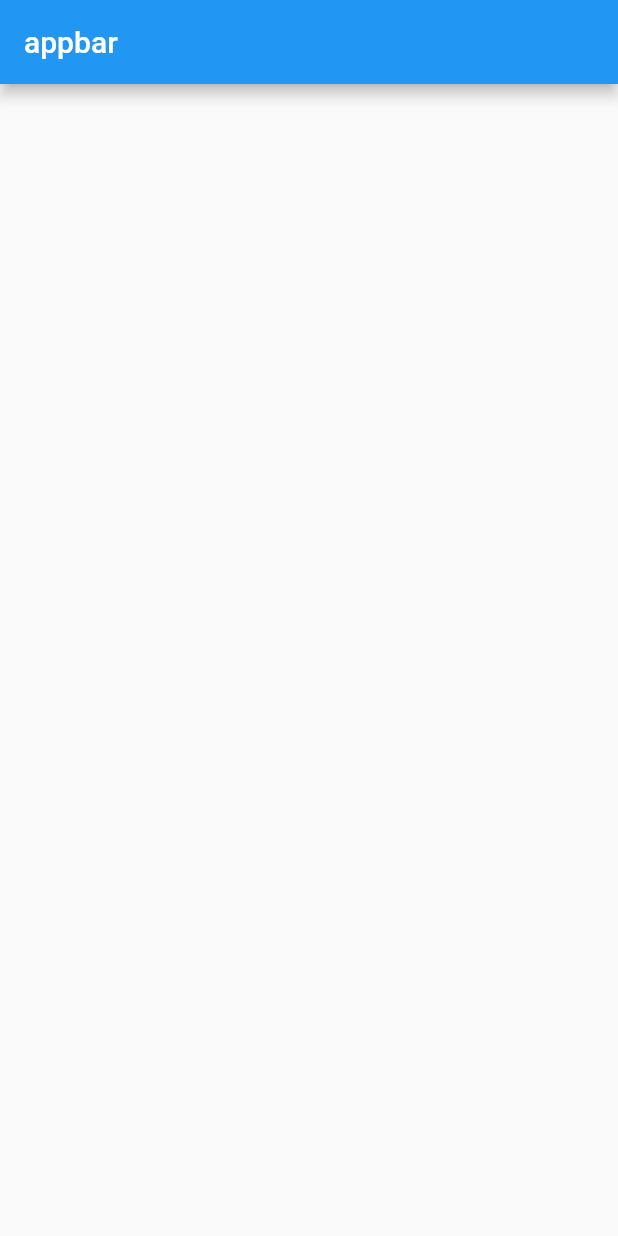
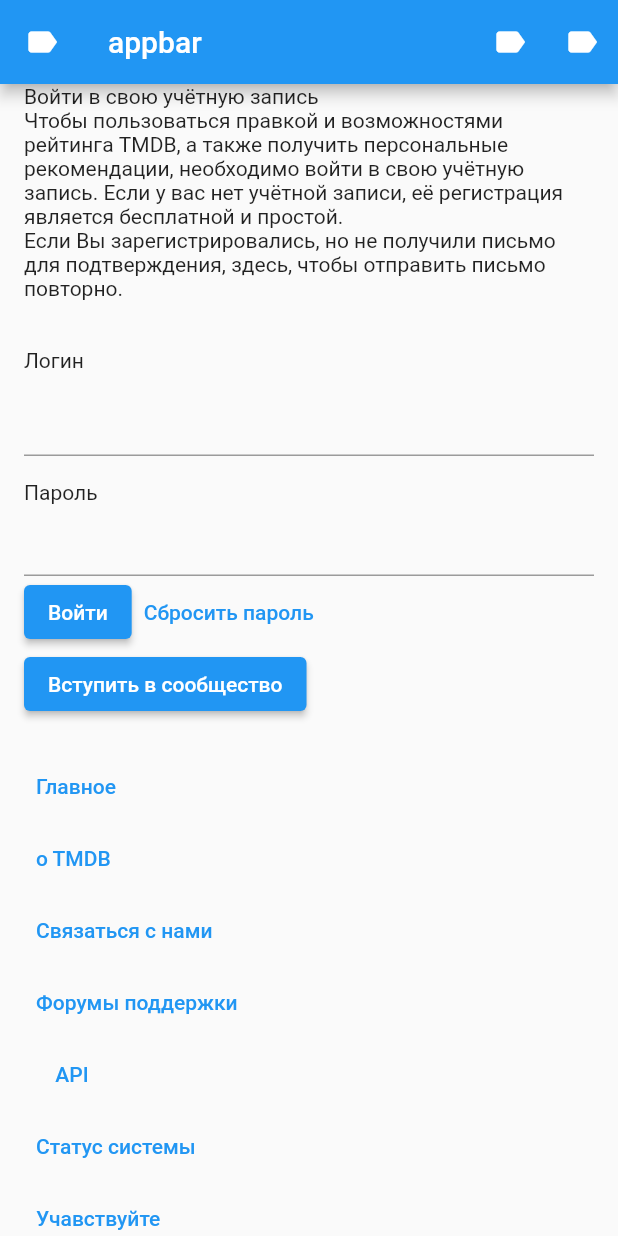
Before and after one commit to insignity/imdb, a Flutter app: the screen it shows after launch, on a phone screen of 412 x 824 dp. Run offline on Flutter 3.47's test engine with Material 2 defaults, Android fonts, the phone set to English and light mode, and no system bars.

Commit message:
login page

```diff
--- a/lib/main.dart
+++ b/lib/main.dart
@@ -1,6 +1,6 @@
 import 'package:flutter/material.dart';
 
-import 'pages/home_page.dart';
+import 'pages/authorization/login_page.dart';
 
 void main() {
   runApp(const MyApp());
@@ -17,7 +17,7 @@ class MyApp extends StatelessWidget {
       theme: ThemeData(
         primarySwatch: Colors.blue,
       ),
-      home:  HomePage(),
+      home:  LoginPage(),
     );
   }
 }
--- /dev/null
+++ b/lib/pages/authorization/login_page.dart
@@ -0,0 +1,85 @@
+import 'package:flutter/material.dart';
+
+class LoginPage extends StatelessWidget {
+  const LoginPage({Key? key}) : super(key: key);
+
+  @override
+  Widget build(BuildContext context) {
+    return Scaffold(
+        appBar: AppBar(
+          leading: IconButton(icon: Icon(Icons.label), onPressed: () {}),
+          actions: [
+            IconButton(icon: Icon(Icons.label), onPressed: () {}),
+            IconButton(icon: Icon(Icons.label), onPressed: () {}),
+          ],
+          title: Text('appbar'),
+        ),
+        body: ListView(
+          padding: EdgeInsets.symmetric(horizontal: 16),
+          children: [
+            Text('Войти в свою учётную запись'),
+            Text(
+                'Чтобы пользоваться правкой и возможностями рейтинга TMDB, а также получить персональные рекомендации, необходимо войти в свою учётную запись. Если у вас нет учётной записи, её регистрация является бесплатной и простой.'),
+            Text(
+                'Если Вы зарегистрировались, но не получили письмо для подтверждения, здесь, чтобы отправить письмо повторно.'),
+            SizedBox(height: 32),
+            Form(
+                child: Column(
+                  crossAxisAlignment: CrossAxisAlignment.start,
+              children: [
+                Text('Логин'),
+                SizedBox(height: 8),
+                TextFormField(),
+                SizedBox(height: 16),
+                Text('Пароль'),
+                TextFormField(),
+                Row(
+                  children: [
+                    ElevatedButton(onPressed: () {}, child: Text('Войти')),
+                    TextButton(onPressed: () {}, child: Text('Сбросить пароль'))
+                  ],
+                ),
+              ],
+            )),
+            Footer(),
+          ],
+        ));
+  }
+}
+
+class Footer extends StatelessWidget {
+  const Footer({Key? key}) : super(key: key);
+
+  @override
+  Widget build(BuildContext context) {
+    return Column(
+      crossAxisAlignment: CrossAxisAlignment.start,
+      children: [
+        ElevatedButton(onPressed: () {}, child: Text('Вступить в сообщество')),
+        SizedBox(height: 20),
+
+        TextButton(child: Text('Главное'), onPressed: () {}),
+        TextButton(child: Text('o TMDB'), onPressed: () {}),
+        TextButton(child: Text('Связаться с нами'), onPressed: () {}),
+        TextButton(child: Text('Форумы поддержки'), onPressed: () {}),
+
+        TextButton(child: Text('API'), onPressed: () {}),
+        TextButton(child: Text('Статус системы'), onPressed: () {}),
+        TextButton(child: Text('Учавствуйте'), onPressed: () {}),
+        TextButton(child: Text('Писание об участии'), onPressed: () {}),
+        TextButton(child: Text('Добавить новый фильм'), onPressed: () {}),
+        TextButton(child: Text('Добавить новый сериал'), onPressed: () {}),
+        TextButton(child: Text('Сообщество'), onPressed: () {}),
+        TextButton(child: Text('Руководство'), onPressed: () {}),
+        TextButton(child: Text('Обсуждение'), onPressed: () {}),
+        TextButton(child: Text('Доска почета'), onPressed: () {}),
+        TextButton(child: Text('Twitter'), onPressed: () {}),
+        TextButton(child: Text('О праве'), onPressed: () {}),
+        TextButton(child: Text('Условие пользования'), onPressed: () {}),
+        TextButton(child: Text('API правила позльзования'), onPressed: () {}),
+        TextButton(
+            child: Text('Политика конвиденциальности'), onPressed: () {}),
+      ],
+    );
+  }
+}
--- a/lib/pages/home_page.dart
+++ /dev/null
@@ -1,13 +0,0 @@
-import 'package:flutter/material.dart';
-
-class HomePage extends StatelessWidget {
-  const HomePage({Key? key}) : super(key: key);
-
-  @override
-  Widget build(BuildContext context) {
-    return Scaffold(
-      appBar: AppBar(title: Text('appbar'),),
-      body: Container(),
-    );
-  }
-}
```
